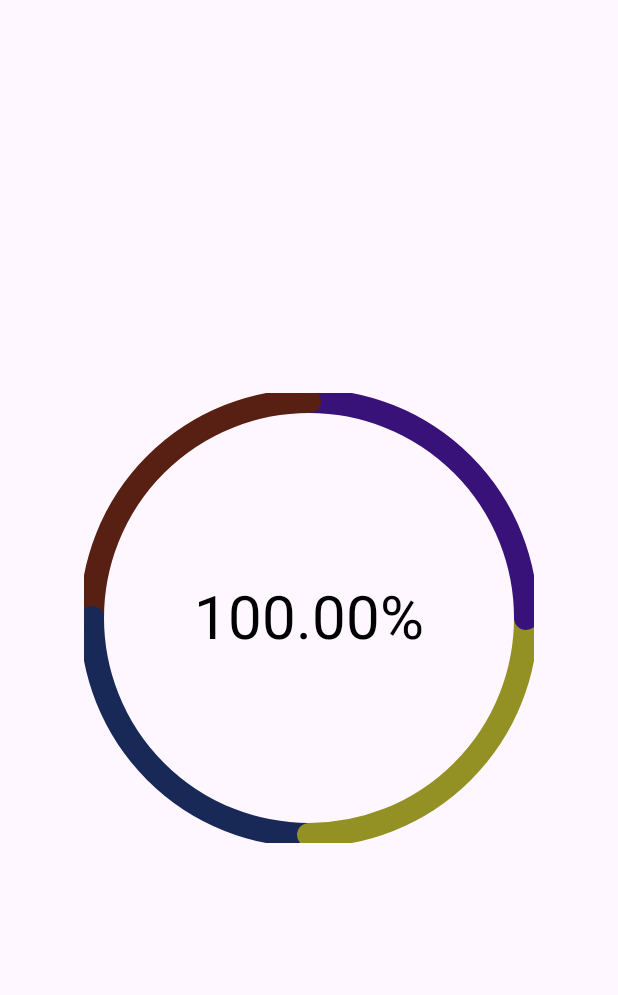
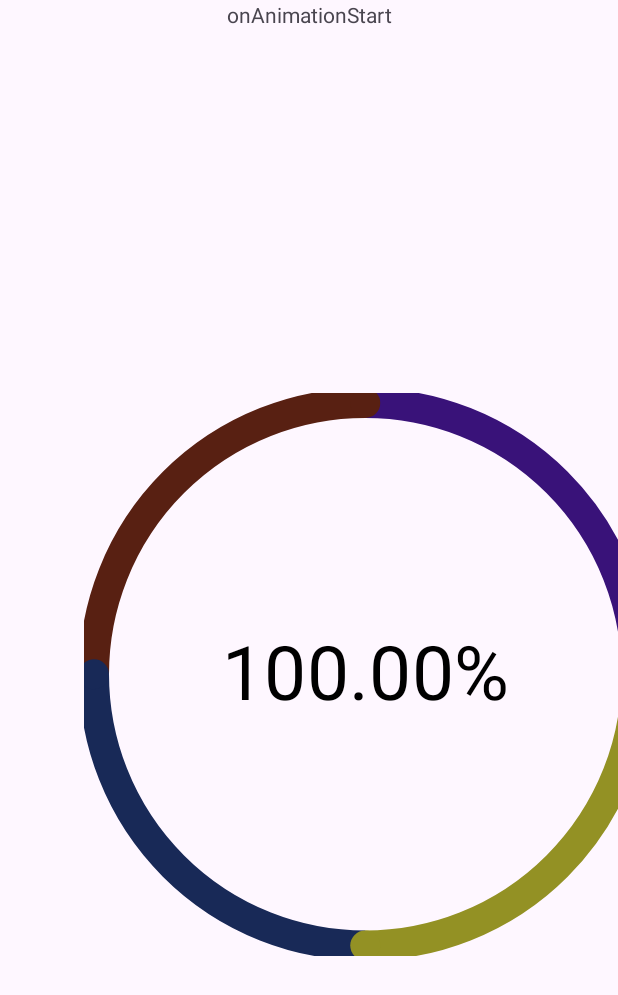
Before and after one commit to mrRazmarin/StatsView, an Android app: the screen it shows after launch (MainActivity), on a phone screen of 412 x 824 dp. Shown: the top 995 px of the screen. Run offline under Robolectric (Android 15) with nearby library versions, the phone set to English and light mode, and no system bars.

Commit message:
animation-lesson

```diff
--- a/app/src/main/java/ru/netology/statsview/MainActivity.kt
+++ b/app/src/main/java/ru/netology/statsview/MainActivity.kt
@@ -1,6 +1,9 @@
 package ru.netology.statsview
 
 import android.os.Bundle
+import android.view.animation.Animation
+import android.view.animation.AnimationUtils
+import android.widget.TextView
 import androidx.activity.enableEdgeToEdge
 import androidx.appcompat.app.AppCompatActivity
 import androidx.core.view.ViewCompat
@@ -17,11 +20,33 @@ class MainActivity : AppCompatActivity() {
             v.setPadding(systemBars.left, systemBars.top, systemBars.right, systemBars.bottom)
             insets
         }
-        findViewById<StatsView>(R.id.stats_view).data = listOf(
+        val view = findViewById<StatsView>(R.id.stats_view)
+        view.data = listOf(
             500F,
             500F,
             500F,
             500F
         )
+
+        val textView = findViewById<TextView>(R.id.label)
+
+        view.startAnimation(
+            AnimationUtils.loadAnimation(this, R.anim.animation).apply {
+                setAnimationListener(object : Animation.AnimationListener {
+                    override fun onAnimationEnd(animation: Animation?) {
+                        textView.text = "onAnimationEnd"
+                    }
+
+                    override fun onAnimationRepeat(animation: Animation?) {
+                        textView.text = "onAnimationRepeat"
+                    }
+
+                    override fun onAnimationStart(animation: Animation?) {
+                        textView.text = "onAnimationStart"
+                    }
+
+                })
+            }
+        )
     }
 }
--- /dev/null
+++ b/app/src/main/res/anim/animation.xml
@@ -0,0 +1,22 @@
+<?xml version="1.0" encoding="utf-8"?>
+<set xmlns:android="http://schemas.android.com/apk/res/android">
+    <scale
+        android:duration="300"
+        android:fromXScale="1.0"
+        android:fromYScale="1.0"
+        android:interpolator="@android:anim/linear_interpolator"
+        android:repeatCount="3"
+        android:repeatMode="reverse"
+        android:toXScale="1.25"
+        android:toYScale="1.25" />
+
+    <rotate
+        android:fromDegrees="0"
+        android:pivotX="50%"
+        android:pivotY="50%"
+        android:repeatCount="1"
+        android:repeatMode="reverse"
+        android:duration="300"
+        android:startOffset="300"
+        android:toDegrees="360" />
+</set>
--- a/app/src/main/res/layout/activity_main.xml
+++ b/app/src/main/res/layout/activity_main.xml
@@ -6,6 +6,15 @@
     android:layout_width="match_parent"
     android:layout_height="match_parent"
     tools:context=".MainActivity">
+
+    <TextView
+        android:id="@+id/label"
+        android:layout_width="wrap_content"
+        android:layout_height="wrap_content"
+        app:layout_constraintTop_toTopOf="parent"
+        app:layout_constraintStart_toStartOf="parent"
+        app:layout_constraintEnd_toEndOf="parent"
+        android:gravity="top|center_horizontal"/>
 
     <ru.netology.statsview.ui.StatsView
         android:id="@+id/stats_view"
```
